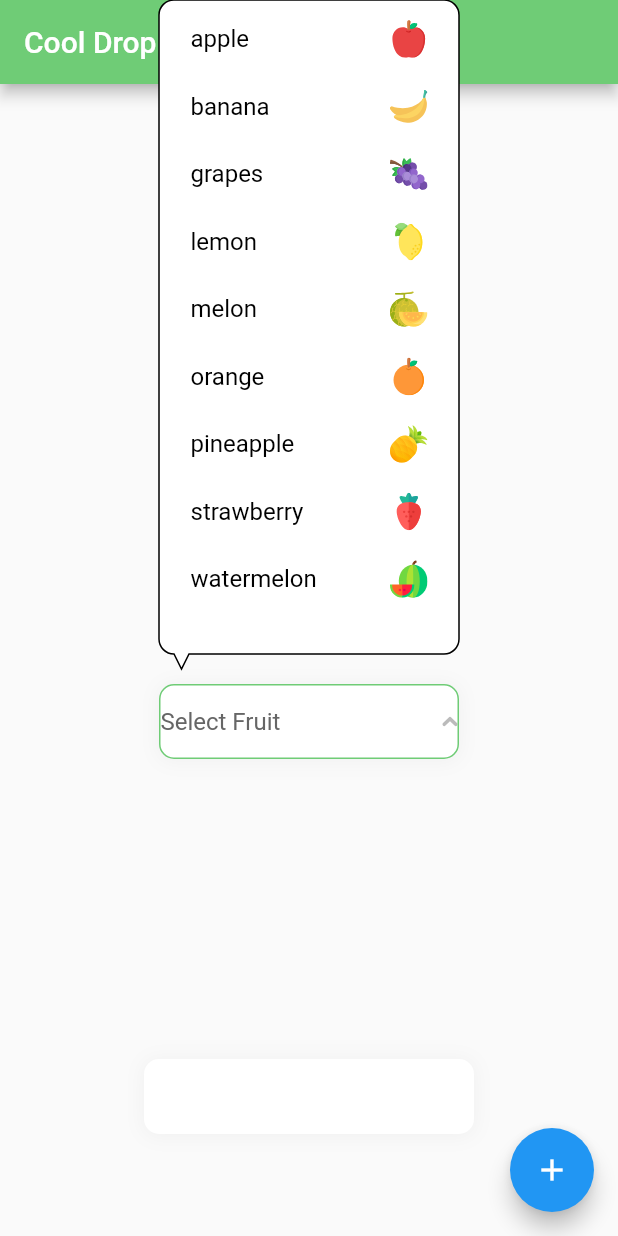
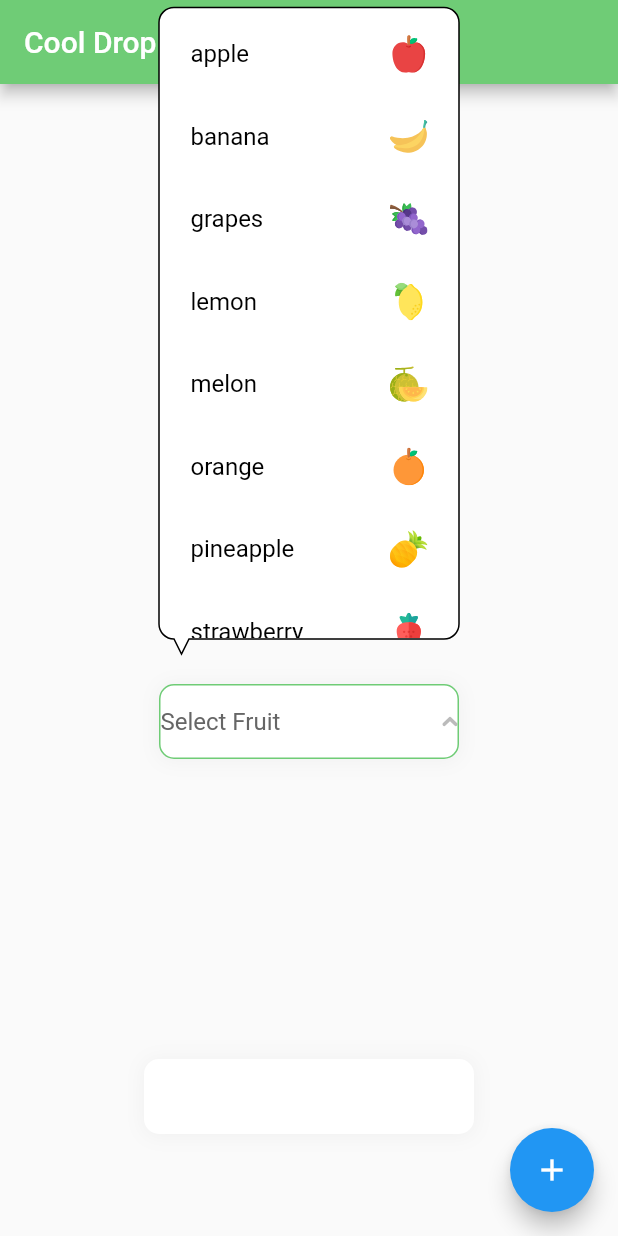
Before and after one commit to joo6077/cool_dropdown, a Flutter app: the screen it shows after launch, after a tap on "Select Fruit", on a phone screen of 412 x 824 dp. Run offline on Flutter 3.47's test engine with Material 2 defaults, Android fonts, the phone set to English and light mode, and no system bars; our stand-ins replace flutter_svg.

Commit message:
gap between screen and dropdown

```diff
--- a/example/lib/main.dart
+++ b/example/lib/main.dart
@@ -143,7 +143,7 @@ class _MyAppState extends State<MyApp> {
                     placeholder: 'Select Fruit',
                   ),
                   dropdownOptions: DropdownOptions(
-                    top: 10,
+                    top: 20,
                     height: 600,
                     gap: DropdownGap.all(5),
                     borderSide: BorderSide(width: 1, color: Colors.black),
@@ -157,7 +157,9 @@ class _MyAppState extends State<MyApp> {
                     arrowAlign: DropdownArrowAlign.left,
                   ),
                   dropdownItemOptions: DropdownItemOptions(
-                      mainAxisAlignment: MainAxisAlignment.spaceBetween),
+                    mainAxisAlignment: MainAxisAlignment.spaceBetween,
+                    height: 50,
+                  ),
                 ),
               ),
             ),
--- a/lib/controllers/dropdown_calculator.dart
+++ b/lib/controllers/dropdown_calculator.dart
@@ -52,11 +52,16 @@ class DropdownCalculator<T> {
   }) {
     switch (dropdownOptions.align) {
       case DropdownAlign.left:
-        return resultOffset.dx;
+        return resultOffset.dx + dropdownOptions.left;
       case DropdownAlign.right:
-        return resultOffset.dx + resultBox.size.width - dropdownWidth;
+        return resultOffset.dx +
+            resultBox.size.width -
+            dropdownWidth +
+            dropdownOptions.left;
       case DropdownAlign.center:
-        return resultOffset.dx + (resultBox.size.width - dropdownWidth) * 0.5;
+        return resultOffset.dx +
+            (resultBox.size.width - dropdownWidth) * 0.5 +
+            dropdownOptions.left;
     }
   }
 
@@ -72,8 +77,9 @@ class DropdownCalculator<T> {
     if (_isArrowDown) {
       /// set dropdown height not to overflow screen
       if (resultOffset.dy - dropdownOptions.height < 0) {
-        _calcDropdownHeight = resultOffset.dy - dropdownOptions.top;
-        return 0;
+        _calcDropdownHeight = resultOffset.dy -
+            (dropdownOptions.top + dropdownOptions.gap.betweenDropdownAndEdge);
+        return dropdownOptions.gap.betweenDropdownAndEdge;
       }
       return resultOffset.dy - dropdownOptions.height - dropdownOptions.top;
     } else {
@@ -81,7 +87,10 @@ class DropdownCalculator<T> {
       if (resultOffset.dy + resultBox.size.height + dropdownOptions.height >
           screenHeight) {
         _calcDropdownHeight = screenHeight -
-            (resultOffset.dy + resultBox.size.height + dropdownOptions.top);
+            (resultOffset.dy +
+                resultBox.size.height +
+                dropdownOptions.top +
+                dropdownOptions.gap.betweenDropdownAndEdge);
       }
       return resultOffset.dy + resultBox.size.height + dropdownOptions.top;
     }
@@ -125,7 +134,7 @@ class DropdownCalculator<T> {
     if (overScrollPosition < scrollPosition) {
       scrollPosition = overScrollPosition;
     }
-    if (totalHeight < dropdownOptions.height) {
+    if (totalHeight < dropdownHeight) {
       scrollPosition = 0;
     }
     scrollController.animateTo(scrollPosition,
--- a/lib/options/dropdown_options.dart
+++ b/lib/options/dropdown_options.dart
@@ -70,16 +70,19 @@ class DropdownGap {
   final double top;
   final double bottom;
   final double betweenItems;
+  final double betweenDropdownAndEdge;
 
   const DropdownGap.all(double gap)
       : top = gap,
         bottom = gap,
-        betweenItems = gap;
+        betweenItems = gap,
+        betweenDropdownAndEdge = gap;
 
   const DropdownGap.only({
     this.top = 0,
     this.bottom = 0,
     this.betweenItems = 0,
+    this.betweenDropdownAndEdge = 0,
   });
 
   static const DropdownGap zero = DropdownGap.all(0);
--- a/lib/widgets/dropdown_item_widget.dart
+++ b/lib/widgets/dropdown_item_widget.dart
@@ -54,6 +54,29 @@ class _DropdownItemWidgetState extends State<DropdownItemWidget>
     super.dispose();
   }
 
+  Widget _buildIcon() {
+    if (widget.item.icon == null && widget.item.selectedIcon == null) {
+      return const SizedBox();
+    } else if (widget.item.icon == null) {
+      return widget.item.selectedIcon!;
+    } else if (widget.item.selectedIcon == null) {
+      return widget.item.icon!;
+    } else {
+      return AnimatedSwitcher(
+        duration: const Duration(milliseconds: 500),
+        transitionBuilder: (child, animation) {
+          return FadeTransition(child: child, opacity: animation);
+        },
+        child: Container(
+          key: ValueKey(widget.item.isSelected),
+          child: widget.item.isSelected
+              ? widget.item.selectedIcon
+              : widget.item.icon,
+        ),
+      );
+    }
+  }
+
   @override
   Widget build(BuildContext context) {
     return AnimatedBuilder(
@@ -73,18 +96,7 @@ class _DropdownItemWidgetState extends State<DropdownItemWidget>
                     widget.item.label,
                     style: _textStyleTween.value,
                   ),
-                  AnimatedSwitcher(
-                    duration: const Duration(milliseconds: 500),
-                    transitionBuilder: (child, animation) {
-                      return FadeTransition(child: child, opacity: animation);
-                    },
-                    child: Container(
-                      key: ValueKey(widget.item.isSelected),
-                      child: widget.item.isSelected
-                          ? widget.item.selectedIcon
-                          : widget.item.icon,
-                    ),
-                  )
+                  _buildIcon()
                 ],
               ),
             ),
--- a/lib/widgets/dropdown_widget.dart
+++ b/lib/widgets/dropdown_widget.dart
@@ -124,9 +124,7 @@ class DropdownWidgetState<T> extends State<DropdownWidget<T>> {
           ),
           Positioned(
             top: dropdownOffset.dy - widget.dropdownOptions.marginGap.top,
-            left: dropdownOffset.dx -
-                widget.dropdownOptions.marginGap.left +
-                widget.dropdownOptions.left,
+            left: dropdownOffset.dx - widget.dropdownOptions.marginGap.left,
             child: GestureDetector(
               onTap: () {},
               child: _buildAnimation(
```
